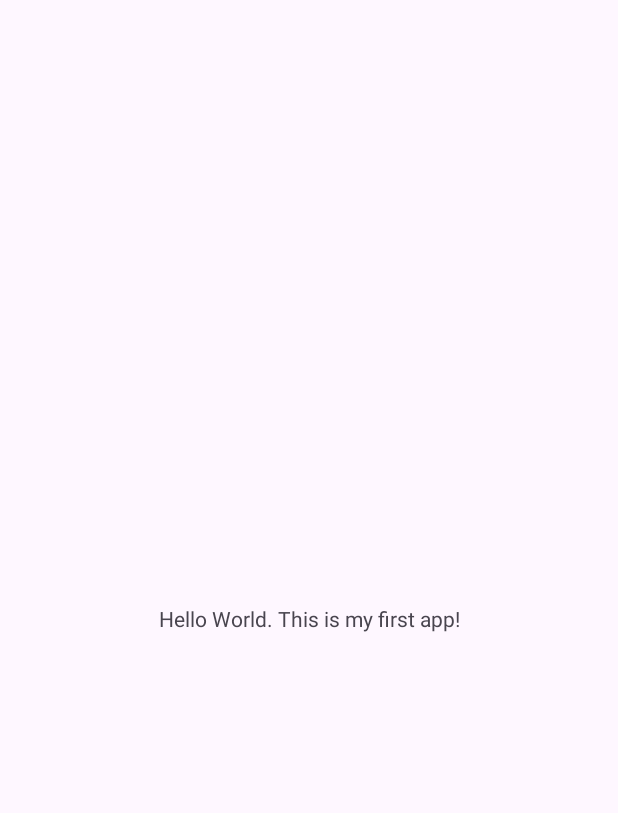
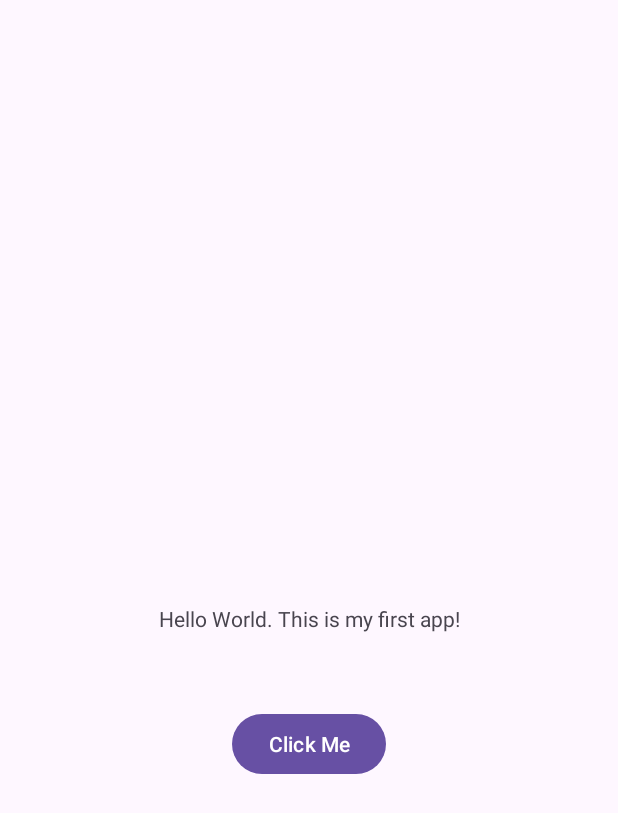
Before and after one commit to Prince-Nahar/Assignment1, an Android app: the screen it shows after launch (MainActivity), on a phone screen of 412 x 824 dp. Before the commit the part shown is almost empty. Shown: the top 813 px of the screen. Run offline under Robolectric (Android 15) with nearby library versions, the phone set to English and light mode, and no system bars.

Commit message:
Added Button, when pressed message changes to "Clicked!"

```diff
--- a/app/src/main/java/edu/temple/baseassignment/MainActivity.kt
+++ b/app/src/main/java/edu/temple/baseassignment/MainActivity.kt
@@ -2,11 +2,17 @@ package edu.temple.baseassignment
 
 import android.os.Bundle
 import androidx.appcompat.app.AppCompatActivity
+import android.view.View
+import android.widget.TextView
 
 class MainActivity : AppCompatActivity() {
     override fun onCreate(savedInstanceState: Bundle?) {
         super.onCreate(savedInstanceState)
         setContentView(R.layout.activity_main)
 
+        val textView = findViewById<TextView>(R.id.textview)
+        findViewById<View>(R.id.button).setOnClickListener{
+            textView.text = "Clicked!"
+        }
     }
 }
--- a/app/src/main/res/layout/activity_main.xml
+++ b/app/src/main/res/layout/activity_main.xml
@@ -1,8 +1,7 @@
 <?xml version="1.0" encoding="utf-8"?>
-<androidx.constraintlayout.widget.ConstraintLayout
-    xmlns:android="http://schemas.android.com/apk/res/android"
+<androidx.constraintlayout.widget.ConstraintLayout xmlns:android="http://schemas.android.com/apk/res/android"
+    xmlns:app="http://schemas.android.com/apk/res-auto"
     xmlns:tools="http://schemas.android.com/tools"
-    xmlns:app="http://schemas.android.com/apk/res-auto"
     android:id="@+id/main"
     android:layout_width="match_parent"
     android:layout_height="match_parent"
@@ -18,4 +17,17 @@
         app:layout_constraintStart_toStartOf="parent"
         app:layout_constraintTop_toTopOf="parent" />
 
-  </androidx.constraintlayout.widget.ConstraintLayout>
+    <Button
+        android:id="@+id/button"
+        android:layout_width="wrap_content"
+        android:layout_height="wrap_content"
+        android:layout_marginStart="152dp"
+        android:layout_marginTop="50dp"
+        android:layout_marginEnd="152dp"
+        android:text="Click Me"
+        app:layout_constraintEnd_toEndOf="parent"
+        app:layout_constraintStart_toStartOf="parent"
+        app:layout_constraintTop_toBottomOf="@id/textview"
+        tools:ignore="MissingConstraints" />
+
+</androidx.constraintlayout.widget.ConstraintLayout>
```
